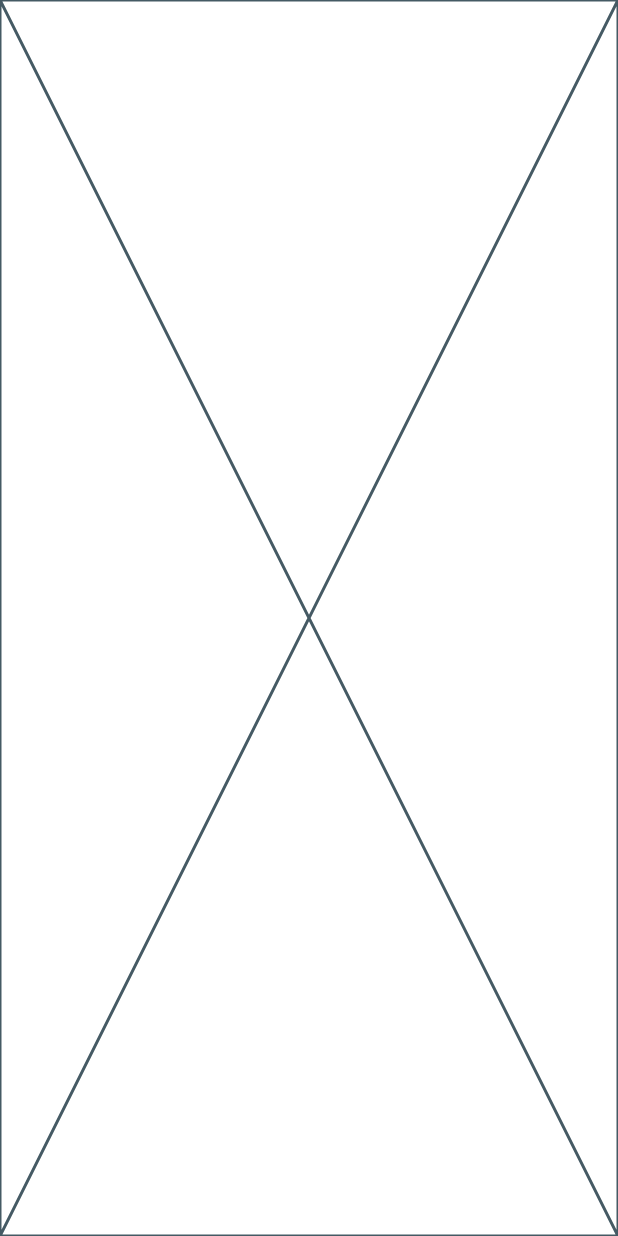
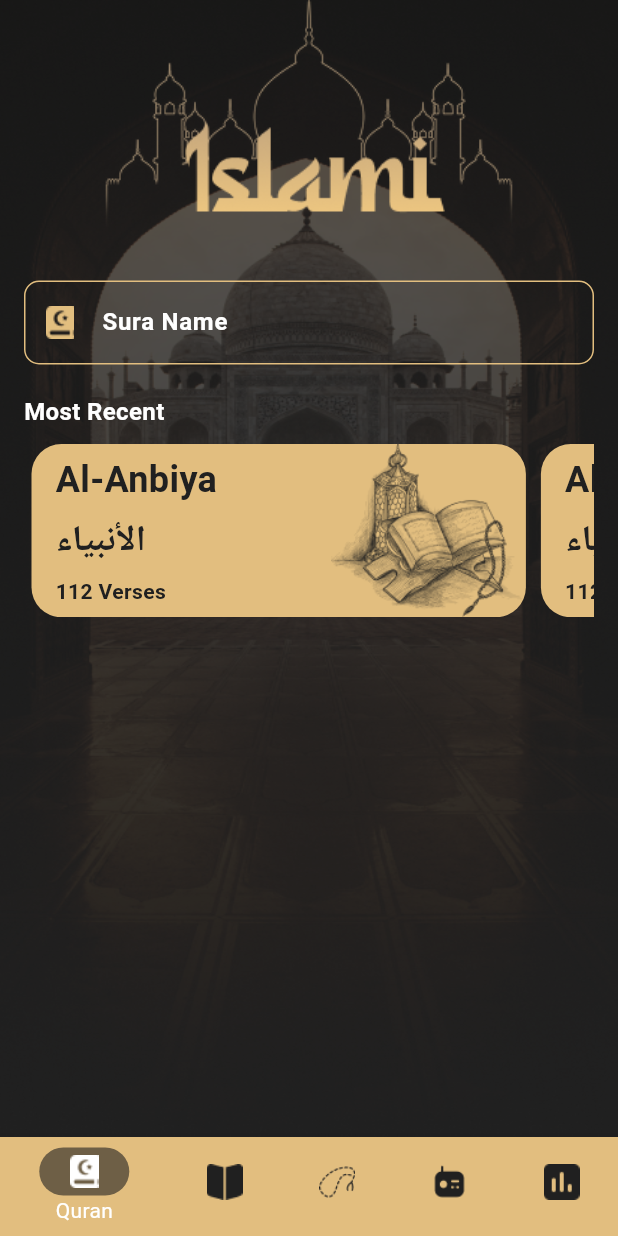
Before and after one commit to A-hmed/islami_c17, a Flutter app: the screen it shows after launch, on a phone screen of 412 x 824 dp. Run offline on Flutter 3.47's test engine with Material 3 defaults, Android fonts, the phone set to English and light mode, and no system bars.

Commit message:
Added Quran tab with most recent list design.

```diff
--- a/lib/main.dart
+++ b/lib/main.dart
@@ -1,6 +1,7 @@
 import 'package:flutter/material.dart';
 import 'package:islami_c17/ui/screens/main/main.dart';
 import 'package:islami_c17/ui/screens/splash/splash.dart';
+import 'package:islami_c17/ui/utils/app_colors.dart';
 
 void main() {
   runApp(const MyApp());
@@ -12,6 +13,7 @@ class MyApp extends StatelessWidget {
   @override
   Widget build(BuildContext context) {
     return MaterialApp(
+      // theme: ThemeData(canvasColor: AppColors.gold),
       routes: {
         Splash.routeName: (_) => Splash(),
         Main.routeName: (_) => Main(),
--- a/lib/ui/screens/main/main.dart
+++ b/lib/ui/screens/main/main.dart
@@ -1,11 +1,70 @@
 import 'package:flutter/material.dart';
+import 'package:islami_c17/ui/screens/main/tabs/quran/quran.dart';
+import 'package:islami_c17/ui/utils/app_assets.dart';
+import 'package:islami_c17/ui/utils/app_colors.dart';
 
-class Main extends StatelessWidget {
+class Main extends StatefulWidget {
   static const routeName = "main";
   const Main({super.key});
 
   @override
+  State<Main> createState() => _MainState();
+}
+
+class _MainState extends State<Main> {
+  int selectedTabIndex = 0;
+  List<Widget> tabs = [
+    Quran(),
+    Container(color: Colors.green,),
+    Container(color: Colors.yellow,),
+    Container(color: Colors.black,),
+    Container(color: Colors.blue,)
+  ];
+
+  @override
   Widget build(BuildContext context) {
-    return const Placeholder();
+    return Scaffold(
+      body: tabs[selectedTabIndex],
+        bottomNavigationBar: buildBottomNavigationBar()
+    );
   }
+
+  buildBottomNavigationBar() {
+    return Theme(
+      data: ThemeData(canvasColor: AppColors.gold),
+      child: BottomNavigationBar(
+        ///Not working
+        backgroundColor: AppColors.gold,
+        selectedItemColor: AppColors.white,
+        unselectedItemColor: AppColors.lightBlack,
+        showSelectedLabels: true,
+        onTap: (index){
+          setState(() {
+            selectedTabIndex = index;
+          });
+        },
+        currentIndex: selectedTabIndex,
+        items: [
+          buildBottomNavigationBarItem(AppAssets.icQuran, "Quran", selectedTabIndex == 0),
+          buildBottomNavigationBarItem(AppAssets.icHadeth, "Hadeth", selectedTabIndex == 1),
+          buildBottomNavigationBarItem(AppAssets.icSebha, "Sebha", selectedTabIndex == 2),
+          buildBottomNavigationBarItem(AppAssets.icRadio, "Radio", selectedTabIndex == 3),
+          buildBottomNavigationBarItem(AppAssets.icTime, "Time", selectedTabIndex == 4),
+        ],
+      ),
+    );
+  }
+
+  buildBottomNavigationBarItem(String imgPath, String title, bool isSelected) =>
+      BottomNavigationBarItem(
+        icon: Container(
+          decoration: BoxDecoration(
+            color: isSelected ? AppColors.lightBlack.withAlpha(153): Colors.transparent,
+            borderRadius: BorderRadius.circular(20),
+          ),
+          padding: EdgeInsets.symmetric(horizontal: 18, vertical: 4),
+          child: ImageIcon(AssetImage(imgPath)),
+        ),
+        label: title,
+      );
 }
--- /dev/null
+++ b/lib/ui/screens/main/tabs/quran/quran.dart
@@ -0,0 +1,100 @@
+import 'package:flutter/material.dart';
+import 'package:islami_c17/ui/utils/app_assets.dart';
+import 'package:islami_c17/ui/utils/app_colors.dart';
+import 'package:islami_c17/ui/utils/app_styles.dart';
+
+class Quran extends StatelessWidget {
+  const Quran({super.key});
+
+  @override
+  Widget build(BuildContext context) {
+    return Container(
+      width: double.infinity,
+      height: double.infinity,
+      decoration: BoxDecoration(
+        image: DecorationImage(
+          image: AssetImage(AppAssets.quranTabBg),
+          fit: BoxFit.fill,
+        ),
+      ),
+      padding: EdgeInsets.symmetric(horizontal: 16),
+      child: Column(
+        children: [
+          Image.asset(AppAssets.islamiLogo),
+          SizedBox(height: 16),
+          buildSuraNameTextField(),
+          SizedBox(height: 20,),
+          Expanded(flex: 3, child: buildMostRecentList()),
+          Spacer(flex: 7),
+        ],
+      ),
+    );
+  }
+
+  Widget buildSuraNameTextField() {
+    var border = OutlineInputBorder(
+      borderRadius: BorderRadius.circular(10),
+      borderSide: BorderSide(color: AppColors.gold, width: 1),
+    );
+    return TextField(
+      decoration: InputDecoration(
+        labelText: "Sura Name",
+        labelStyle: AppStyles.whiteBold16,
+        errorBorder: border,
+        focusedBorder: border,
+        enabledBorder: border,
+        border: border,
+        prefixIcon: ImageIcon(
+          AssetImage(AppAssets.icQuran),
+          color: AppColors.gold,
+        ),
+      ),
+      cursorColor: AppColors.gold,
+      style: AppStyles.whiteBold16,
+    );
+  }
+
+  Widget buildMostRecentList() {
+    return Column(
+      crossAxisAlignment: CrossAxisAlignment.start,
+      children: [
+        Text("Most Recent", style: AppStyles.whiteBold16),
+        SizedBox(height: 10,),
+        Expanded(
+          child: ListView.builder(
+            itemCount: 10,
+            scrollDirection: Axis.horizontal,
+            itemBuilder: (context, index) => buildMostRecentSuraItem(context),
+          ),
+        ),
+      ],
+    );
+  }
+
+  buildMostRecentSuraItem(BuildContext context) => Container(
+    margin: EdgeInsets.symmetric(horizontal: 5),
+    decoration: BoxDecoration(
+      borderRadius: BorderRadius.circular(20),
+      color: AppColors.gold,
+    ),
+    height: MediaQuery.of(context).size.height * .15,
+    width: MediaQuery.of(context).size.width * .8,
+    child: Row(
+      children: [
+        SizedBox(width: 16),
+        Expanded(
+          child: Column(
+            mainAxisAlignment: MainAxisAlignment.spaceEvenly,
+            crossAxisAlignment: CrossAxisAlignment.start,
+            children: [
+              Text("Al-Anbiya", style: AppStyles.lightBlackBold24),
+              Text("الأنبياء", style: AppStyles.lightBlackBold24),
+              Text("112 Verses", style: AppStyles.lightBlackBold14),
+            ],
+          ),
+        ),
+        Image.asset(AppAssets.imgMostRecent),
+      ],
+    ),
+  );
+}
--- a/lib/ui/utils/app_assets.dart
+++ b/lib/ui/utils/app_assets.dart
@@ -11,5 +11,6 @@ abstract final class AppAssets {
   static const String mosqueImg = '${_base}mosque_img.png';
   static const String quranTabBg = '${_base}quran_tab_bg.png';
   static const String splashImg = '${_base}splash_img.png';
+  static const String islamiLogo = '${_base}islami_logo.png';
 
 }
--- a/lib/ui/utils/app_styles.dart
+++ b/lib/ui/utils/app_styles.dart
@@ -2,7 +2,6 @@ import 'package:flutter/material.dart';
 import 'package:islami_c17/ui/utils/app_colors.dart';
 
 abstract final class AppStyles {
-
   static const TextStyle whiteBold20 = TextStyle(
     fontSize: 20,
     color: AppColors.white,
@@ -28,6 +27,11 @@ abstract final class AppStyles {
     color: AppColors.lightBlack,
     fontWeight: FontWeight.bold,
   );
+  static const TextStyle lightBlackBold14 = TextStyle(
+    fontSize: 14,
+    color: AppColors.lightBlack,
+    fontWeight: FontWeight.bold,
+  );
   static const TextStyle lightBlackBold24 = TextStyle(
     fontSize: 24,
     color: AppColors.lightBlack,
```
Also changed, not shown: assets/images/islami_logo.png (added).
